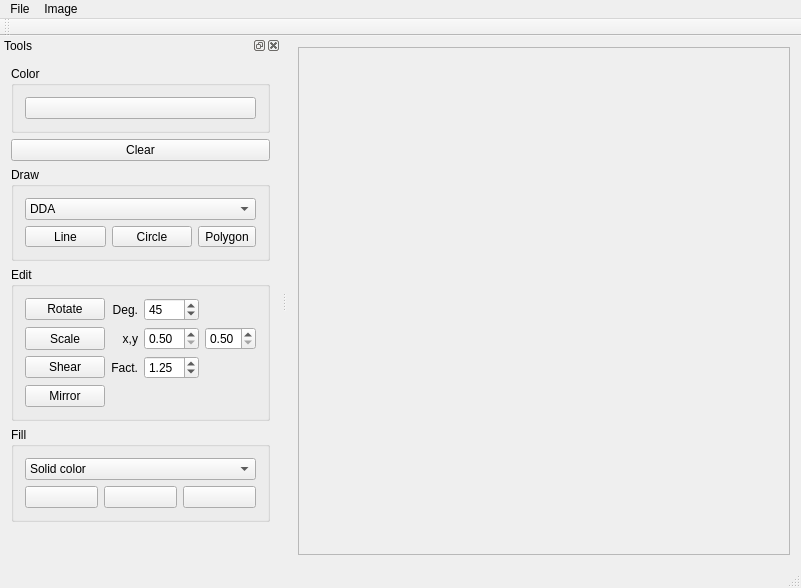
Above: src/ImageViewer.ui from IDemandASandwich/ImageViewer before the change. Below: the same form after it.
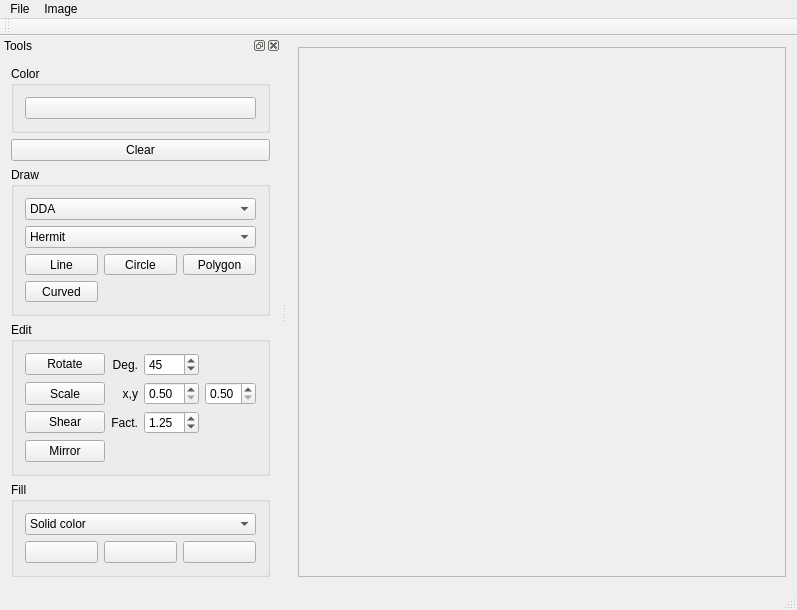
That is the form after the change.

Commit message: Did some tydying up, started work on hermit curved lines

Diff of the .ui file:
```diff
--- a/src/ImageViewer.ui
+++ b/src/ImageViewer.ui
@@ -6,8 +6,8 @@
    <rect>
     <x>0</x>
     <y>0</y>
-    <width>801</width>
-    <height>588</height>
+    <width>797</width>
+    <height>580</height>
    </rect>
   </property>
   <property name="windowTitle">
@@ -25,8 +25,8 @@
         <rect>
          <x>0</x>
          <y>0</y>
-         <width>522</width>
-         <height>513</height>
+         <width>518</width>
+         <height>505</height>
         </rect>
        </property>
       </widget>
@@ -39,7 +39,7 @@
     <rect>
      <x>0</x>
      <y>0</y>
-     <width>801</width>
+     <width>797</width>
      <height>22</height>
     </rect>
    </property>
@@ -80,7 +80,7 @@
    <property name="minimumSize">
     <size>
      <width>255</width>
-     <height>480</height>
+     <height>535</height>
     </size>
    </property>
    <property name="windowTitle">
@@ -144,8 +144,14 @@
         <string>Draw</string>
        </property>
        <layout class="QGridLayout" name="gridLayout">
-        <item row="2" column="2">
+        <item row="3" column="2">
          <widget class="QToolButton" name="toolButtonDrawPolygon">
+          <property name="sizePolicy">
+           <sizepolicy hsizetype="Expanding" vsizetype="Fixed">
+            <horstretch>0</horstretch>
+            <verstretch>0</verstretch>
+           </sizepolicy>
+          </property>
           <property name="text">
            <string>Polygon</string>
           </property>
@@ -154,21 +160,7 @@
           </property>
          </widget>
         </item>
-        <item row="1" column="0" colspan="3">
-         <widget class="QComboBox" name="comboBoxLineAlg">
-          <item>
-           <property name="text">
-            <string>DDA</string>
-           </property>
-          </item>
-          <item>
-           <property name="text">
-            <string>Bresenham</string>
-           </property>
-          </item>
-         </widget>
-        </item>
-        <item row="2" column="1">
+        <item row="3" column="1">
          <widget class="QToolButton" name="toolButtonDrawCircle">
           <property name="sizePolicy">
            <sizepolicy hsizetype="Expanding" vsizetype="Fixed">
@@ -184,7 +176,23 @@
           </property>
          </widget>
         </item>
-        <item row="2" column="0">
+        <item row="4" column="0">
+         <widget class="QToolButton" name="toolButtonDrawCurved">
+          <property name="sizePolicy">
+           <sizepolicy hsizetype="Expanding" vsizetype="Fixed">
+            <horstretch>0</horstretch>
+            <verstretch>0</verstretch>
+           </sizepolicy>
+          </property>
+          <property name="text">
+           <string>Curved</string>
+          </property>
+          <property name="checkable">
+           <bool>true</bool>
+          </property>
+         </widget>
+        </item>
+        <item row="3" column="0">
          <widget class="QToolButton" name="toolButtonDrawLine">
           <property name="sizePolicy">
            <sizepolicy hsizetype="Expanding" vsizetype="Fixed">
@@ -203,6 +211,45 @@
           </property>
          </widget>
         </item>
+        <item row="1" column="0" colspan="3">
+         <widget class="QComboBox" name="comboBoxLineAlg">
+          <item>
+           <property name="text">
+            <string>DDA</string>
+           </property>
+          </item>
+          <item>
+           <property name="text">
+            <string>Bresenham</string>
+           </property>
+          </item>
+         </widget>
+        </item>
+        <item row="2" column="0" colspan="3">
+         <widget class="QComboBox" name="comboBoxCurvedType">
+          <property name="sizePolicy">
+           <sizepolicy hsizetype="Preferred" vsizetype="Fixed">
+            <horstretch>0</horstretch>
+            <verstretch>0</verstretch>
+           </sizepolicy>
+          </property>
+          <item>
+           <property name="text">
+            <string>Hermit</string>
+           </property>
+          </item>
+          <item>
+           <property name="text">
+            <string>Bezier</string>
+           </property>
+          </item>
+          <item>
+           <property name="text">
+            <string>Coon</string>
+           </property>
+          </item>
+         </widget>
+        </item>
        </layout>
       </widget>
      </item>
```
The commit also changes 9 other files.
